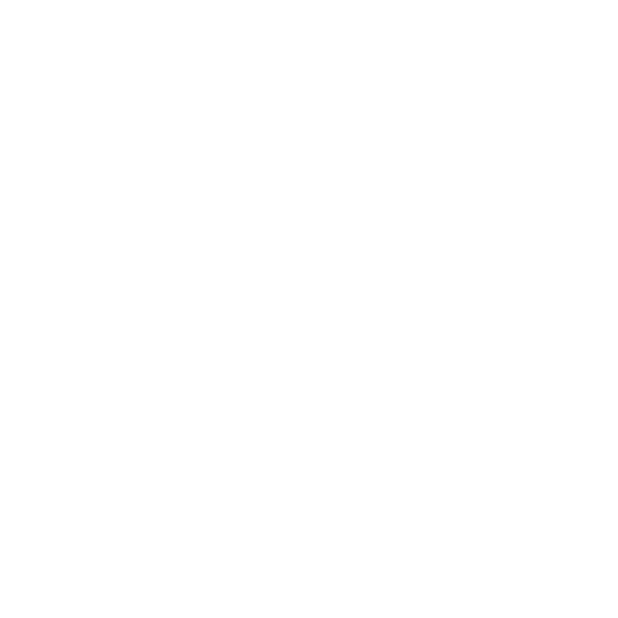
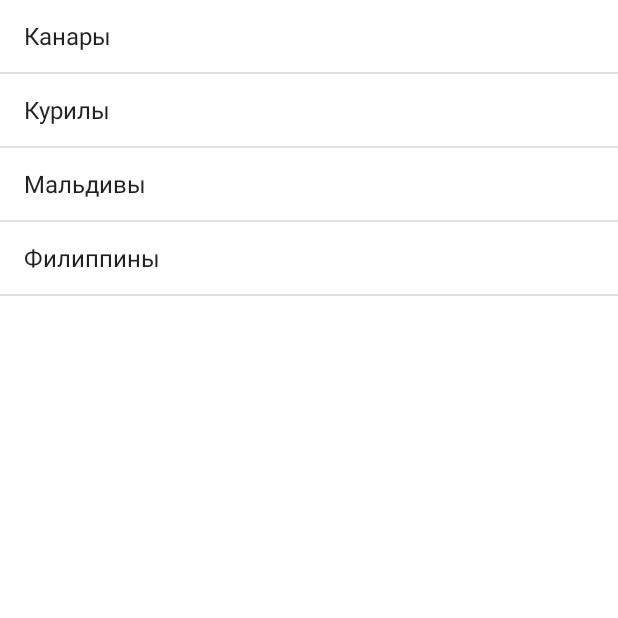
Before and after one commit to BrSTU-PO4-190333/6sem_RPOdMS, an Android app: the screen it shows after launch (MainActivity), on a phone screen of 412 x 824 dp, the top half of it. Before the commit the part shown is empty. Run offline under Robolectric (Android 15) with nearby library versions, the phone set to English and light mode, and no system bars.

Commit message:
lab6/Galanin_Pavel : Added ArrayAdapter

```diff
--- a/lab6/gpi_src/gpi_rpodms6_lab6__MultiScreen/app/src/main/java/io/github/Pavel_Innokentevich_Galanin/gpi_rpodms6_lab6__MultiScreen/MainActivity.java
+++ b/lab6/gpi_src/gpi_rpodms6_lab6__MultiScreen/app/src/main/java/io/github/Pavel_Innokentevich_Galanin/gpi_rpodms6_lab6__MultiScreen/MainActivity.java
@@ -1,13 +1,22 @@
 package io.github.Pavel_Innokentevich_Galanin.gpi_rpodms6_lab6__MultiScreen;
 
 import android.app.ListActivity;
-
+import android.widget.ArrayAdapter;
 import android.os.Bundle;
 
 public class MainActivity extends ListActivity {
+    private ArrayAdapter<String> adapter;
+    private String[] islands = {
+            "Канары",
+            "Курилы",
+            "Мальдивы",
+            "Филиппины",
+    };
 
     @Override
     protected void onCreate(Bundle savedInstanceState) {
         super.onCreate(savedInstanceState);
+        adapter = new ArrayAdapter<String>(this, android.R.layout.simple_list_item_1, islands);
+        setListAdapter(adapter);
     }
 }
```
